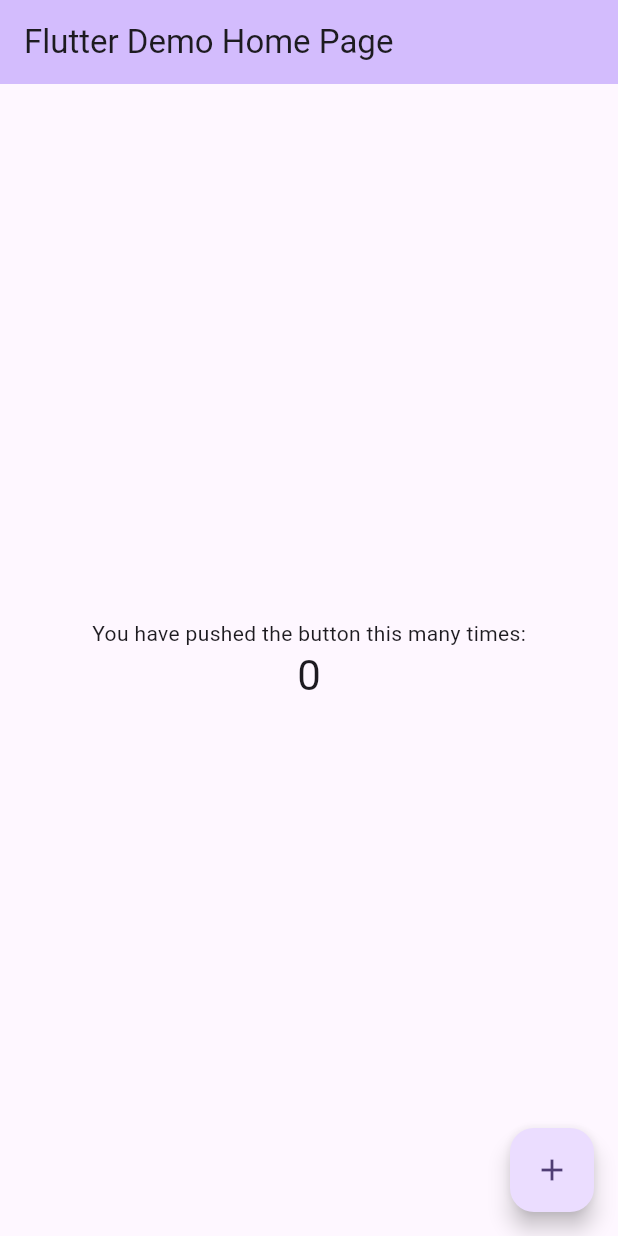
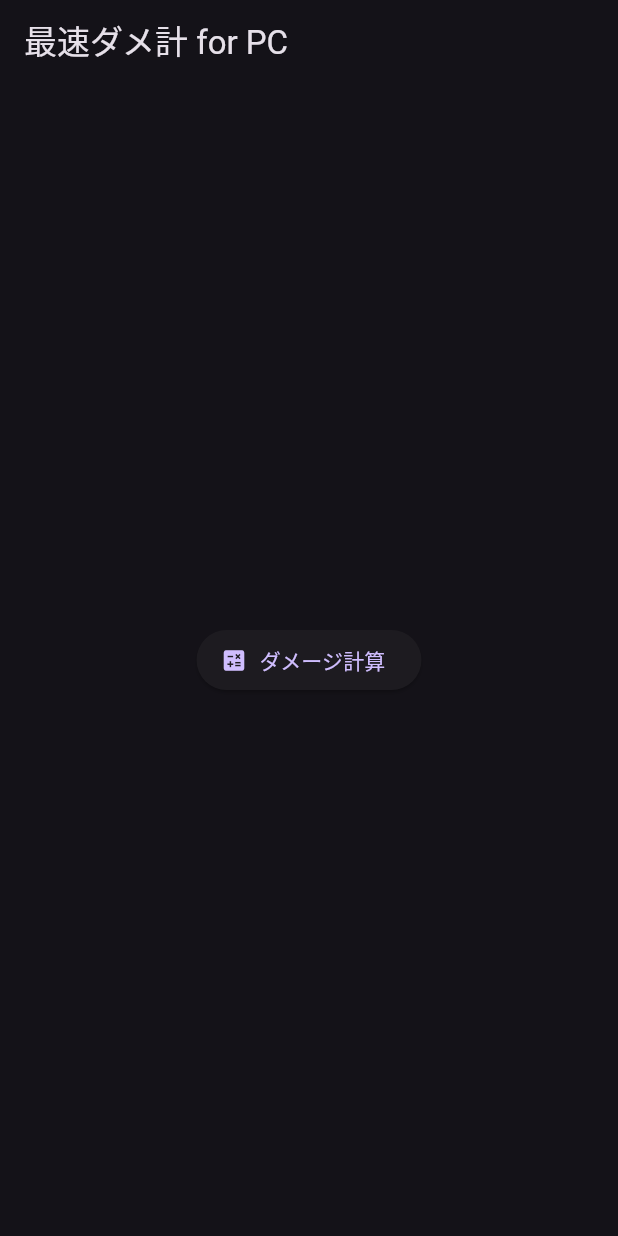
Before and after one commit to oginginlmftv2/fast-damage-calc-pc, a Flutter app: the screen it shows after launch, on a phone screen of 412 x 824 dp. Run offline on Flutter 3.47's test engine with Material 3 defaults, Android fonts, the phone set to English and light mode, and no system bars.

Commit message:
feat: UI骨格・計算エンジン骨格実装

```diff
--- a/lib/main.dart
+++ b/lib/main.dart
@@ -1,122 +1,21 @@
 import 'package:flutter/material.dart';
+import 'theme/app_theme.dart';
+import 'pages/home_page.dart';
 
 void main() {
-  runApp(const MyApp());
+  runApp(const App());
 }
 
-class MyApp extends StatelessWidget {
-  const MyApp({super.key});
+class App extends StatelessWidget {
+  const App({super.key});
 
-  // This widget is the root of your application.
   @override
   Widget build(BuildContext context) {
     return MaterialApp(
-      title: 'Flutter Demo',
-      theme: ThemeData(
-        // This is the theme of your application.
-        //
-        // TRY THIS: Try running your application with "flutter run". You'll see
-        // the application has a purple toolbar. Then, without quitting the app,
-        // try changing the seedColor in the colorScheme below to Colors.green
-        // and then invoke "hot reload" (save your changes or press the "hot
-        // reload" button in a Flutter-supported IDE, or press "r" if you used
-        // the command line to start the app).
-        //
-        // Notice that the counter didn't reset back to zero; the application
-        // state is not lost during the reload. To reset the state, use hot
-        // restart instead.
-        //
-        // This works for code too, not just values: Most code changes can be
-        // tested with just a hot reload.
-        colorScheme: .fromSeed(seedColor: Colors.deepPurple),
-      ),
-      home: const MyHomePage(title: 'Flutter Demo Home Page'),
+      title: '最速ダメ計 for PC',
+      theme: AppTheme.dark,
+      home: const HomePage(),
+      debugShowCheckedModeBanner: false,
     );
   }
 }
-
-class MyHomePage extends StatefulWidget {
-  const MyHomePage({super.key, required this.title});
-
-  // This widget is the home page of your application. It is stateful, meaning
-  // that it has a State object (defined below) that contains fields that affect
-  // how it looks.
-
-  // This class is the configuration for the state. It holds the values (in this
-  // case the title) provided by the parent (in this case the App widget) and
-  // used by the build method of the State. Fields in a Widget subclass are
-  // always marked "final".
-
-  final String title;
-
-  @override
-  State<MyHomePage> createState() => _MyHomePageState();
-}
-
-class _MyHomePageState extends State<MyHomePage> {
-  int _counter = 0;
-
-  void _incrementCounter() {
-    setState(() {
-      // This call to setState tells the Flutter framework that something has
-      // changed in this State, which causes it to rerun the build method below
-      // so that the display can reflect the updated values. If we changed
-      // _counter without calling setState(), then the build method would not be
-      // called again, and so nothing would appear to happen.
-      _counter++;
-    });
-  }
-
-  @override
-  Widget build(BuildContext context) {
-    // This method is rerun every time setState is called, for instance as done
-    // by the _incrementCounter method above.
-    //
-    // The Flutter framework has been optimized to make rerunning build methods
-    // fast, so that you can just rebuild anything that needs updating rather
-    // than having to individually change instances of widgets.
-    return Scaffold(
-      appBar: AppBar(
-        // TRY THIS: Try changing the color here to a specific color (to
-        // Colors.amber, perhaps?) and trigger a hot reload to see the AppBar
-        // change color while the other colors stay the same.
-        backgroundColor: Theme.of(context).colorScheme.inversePrimary,
-        // Here we take the value from the MyHomePage object that was created by
-        // the App.build method, and use it to set our appbar title.
-        title: Text(widget.title),
-      ),
-      body: Center(
-        // Center is a layout widget. It takes a single child and positions it
-        // in the middle of the parent.
-        child: Column(
-          // Column is also a layout widget. It takes a list of children and
-          // arranges them vertically. By default, it sizes itself to fit its
-          // children horizontally, and tries to be as tall as its parent.
-          //
-          // Column has various properties to control how it sizes itself and
-          // how it positions its children. Here we use mainAxisAlignment to
-          // center the children vertically; the main axis here is the vertical
-          // axis because Columns are vertical (the cross axis would be
-          // horizontal).
-          //
-          // TRY THIS: Invoke "debug painting" (choose the "Toggle Debug Paint"
-          // action in the IDE, or press "p" in the console), to see the
-          // wireframe for each widget.
-          mainAxisAlignment: .center,
-          children: [
-            const Text('You have pushed the button this many times:'),
-            Text(
-              '$_counter',
-              style: Theme.of(context).textTheme.headlineMedium,
-            ),
-          ],
-        ),
-      ),
-      floatingActionButton: FloatingActionButton(
-        onPressed: _incrementCounter,
-        tooltip: 'Increment',
-        child: const Icon(Icons.add),
-      ),
-    );
-  }
-}
--- /dev/null
+++ b/lib/pages/home_page.dart
@@ -0,0 +1,30 @@
+import 'package:flutter/material.dart';
+import 'calc_page.dart';
+
+class HomePage extends StatelessWidget {
+  const HomePage({super.key});
+
+  @override
+  Widget build(BuildContext context) {
+    return Scaffold(
+      appBar: AppBar(title: const Text('最速ダメ計 for PC')),
+      body: Center(
+        child: Column(
+          mainAxisAlignment: MainAxisAlignment.center,
+          children: [
+            ElevatedButton.icon(
+              icon: const Icon(Icons.calculate),
+              label: const Text('ダメージ計算'),
+              onPressed: () {
+                Navigator.push(
+                  context,
+                  MaterialPageRoute(builder: (_) => const CalcPage()),
+                );
+              },
+            ),
+          ],
+        ),
+      ),
+    );
+  }
+}
--- /dev/null
+++ b/lib/theme/app_theme.dart
@@ -0,0 +1,14 @@
+import 'package:flutter/material.dart';
+
+class AppTheme {
+  static ThemeData get dark {
+    return ThemeData(
+      useMaterial3: true,
+      brightness: Brightness.dark,
+      colorScheme: ColorScheme.fromSeed(
+        seedColor: const Color(0xFF6750A4),
+        brightness: Brightness.dark,
+      ),
+    );
+  }
+}
--- /dev/null
+++ b/lib/utils/type_chart.dart
@@ -0,0 +1,28 @@
+const Map<String, Map<String, double>> typeChart = {
+  'ノーマル': {'ゴースト': 0, 'いわ': 0.5, 'はがね': 0.5},
+  'ほのお': {'ほのお': 0.5, 'みず': 0.5, 'くさ': 2, 'こおり': 2, 'むし': 2, 'いわ': 0.5, 'ドラゴン': 0.5, 'はがね': 2},
+  'みず': {'ほのお': 2, 'みず': 0.5, 'くさ': 0.5, 'じめん': 2, 'いわ': 2, 'ドラゴン': 0.5},
+  'でんき': {'みず': 2, 'でんき': 0.5, 'くさ': 0.5, 'じめん': 0, 'ひこう': 2, 'ドラゴン': 0.5},
+  'くさ': {'ほのお': 0.5, 'みず': 2, 'くさ': 0.5, 'どく': 0.5, 'じめん': 2, 'ひこう': 0.5, 'むし': 0.5, 'いわ': 2, 'ドラゴン': 0.5, 'はがね': 0.5},
+  'こおり': {'みず': 0.5, 'くさ': 2, 'こおり': 0.5, 'じめん': 2, 'ひこう': 2, 'ドラゴン': 2, 'はがね': 0.5},
+  'かくとう': {'ノーマル': 2, 'こおり': 2, 'どく': 0.5, 'ひこう': 0.5, 'エスパー': 0.5, 'むし': 0.5, 'いわ': 2, 'ゴースト': 0, 'あく': 2, 'はがね': 2, 'フェアリー': 0.5},
+  'どく': {'くさ': 2, 'どく': 0.5, 'じめん': 0.5, 'いわ': 0.5, 'ゴースト': 0.5, 'はがね': 0, 'フェアリー': 2},
+  'じめん': {'ほのお': 2, 'でんき': 2, 'くさ': 0.5, 'どく': 2, 'ひこう': 0, 'むし': 0.5, 'いわ': 2, 'はがね': 2},
+  'ひこう': {'でんき': 0.5, 'くさ': 2, 'かくとう': 2, 'むし': 2, 'いわ': 0.5, 'はがね': 0.5},
+  'エスパー': {'かくとう': 2, 'どく': 2, 'エスパー': 0.5, 'あく': 0, 'はがね': 0.5},
+  'むし': {'ほのお': 0.5, 'くさ': 2, 'かくとう': 0.5, 'どく': 0.5, 'ひこう': 0.5, 'エスパー': 2, 'ゴースト': 0.5, 'あく': 2, 'はがね': 0.5, 'フェアリー': 0.5},
+  'いわ': {'ほのお': 2, 'こおり': 2, 'かくとう': 0.5, 'じめん': 0.5, 'ひこう': 2, 'むし': 2, 'はがね': 0.5},
+  'ゴースト': {'ノーマル': 0, 'エスパー': 2, 'ゴースト': 2, 'あく': 0.5},
+  'ドラゴン': {'ドラゴン': 2, 'はがね': 0.5, 'フェアリー': 0},
+  'あく': {'かくとう': 0.5, 'エスパー': 2, 'ゴースト': 2, 'あく': 0.5, 'フェアリー': 0.5},
+  'はがね': {'ほのお': 0.5, 'みず': 0.5, 'でんき': 0.5, 'こおり': 2, 'いわ': 2, 'はがね': 0.5, 'フェアリー': 2},
+  'フェアリー': {'ほのお': 0.5, 'かくとう': 2, 'どく': 0.5, 'ドラゴン': 2, 'あく': 2, 'はがね': 0.5},
+};
+
+double getTypeEffectiveness(String attackType, List<String> defenseTypes) {
+  double multiplier = 1.0;
+  for (final defType in defenseTypes) {
+    multiplier *= typeChart[attackType]?[defType] ?? 1.0;
+  }
+  return multiplier;
+}
--- a/pubspec.yaml
+++ b/pubspec.yaml
@@ -34,6 +34,8 @@ dependencies:
   # The following adds the Cupertino Icons font to your application.
   # Use with the CupertinoIcons class for iOS style icons.
   cupertino_icons: ^1.0.8
+  provider: ^6.1.2
+  shared_preferences: ^2.3.2
 
 dev_dependencies:
   flutter_test:
```
Also changed, not shown: lib/models/move.dart (added, +28 -0 lines), lib/models/party.dart (added, +85 -0 lines), lib/models/pokemon.dart (added, +25 -0 lines), lib/pages/calc_page.dart (added, +124 -0 lines), lib/providers/calc_provider.dart (added, +155 -0 lines), lib/utils/damage_calculator.dart (added, +71 -0 lines), lib/utils/nature_table.dart (added, +31 -0 lines), lib/utils/stat_calculator.dart (added, +16 -0 lines), pubspec.lock, 3 other files.
